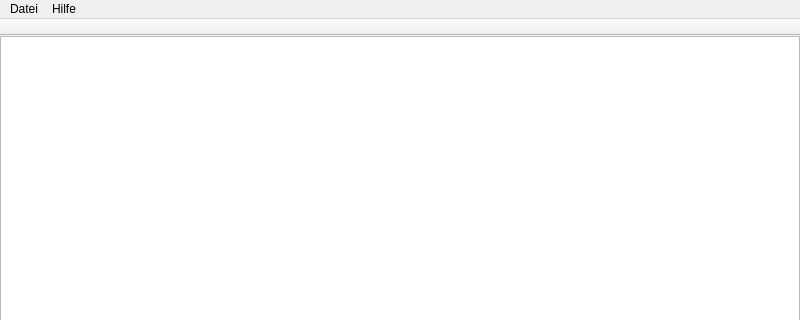
Above: mainwindow.ui from SideFx/EmbyExplorerQt before the change; both pictures show x 0 to 800 and y 0 to 320 of the 800 by 600 pixel window. Below: the same form after it.
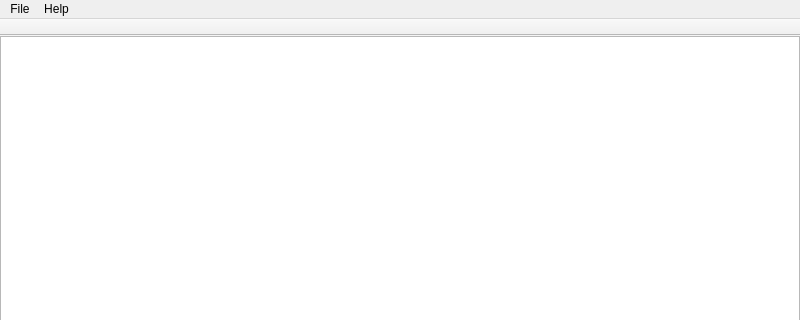
That is the form after the change. Icons and pictures are not drawn.

What changed in the file:
```diff
--- a/mainwindow.ui
+++ b/mainwindow.ui
@@ -68,18 +68,18 @@
      <x>0</x>
      <y>0</y>
      <width>800</width>
-     <height>30</height>
+     <height>22</height>
     </rect>
    </property>
    <widget class="QMenu" name="menuFile">
     <property name="title">
-     <string>Datei</string>
+     <string>File</string>
     </property>
     <addaction name="actionQuit"/>
    </widget>
    <widget class="QMenu" name="menuHelp">
     <property name="title">
-     <string>Hilfe</string>
+     <string>Help</string>
     </property>
     <addaction name="actionAboutEmbyExplorer"/>
    </widget>
```
Left out of the diff: 32 changed lines with no effect on the pictures.
